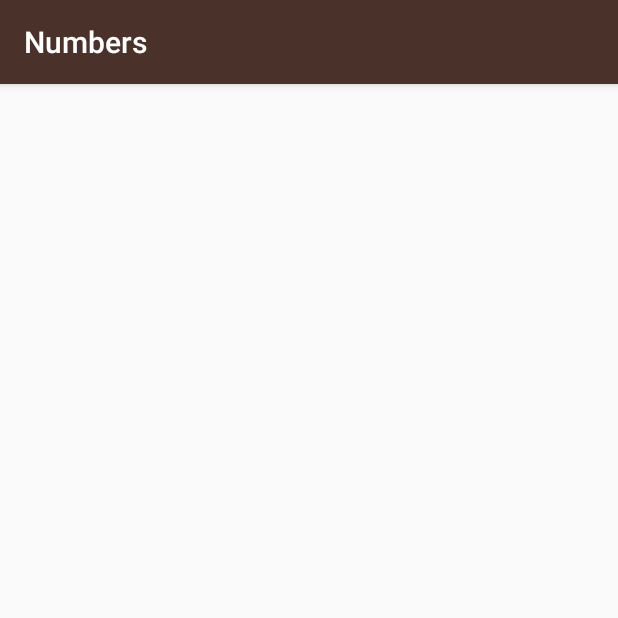
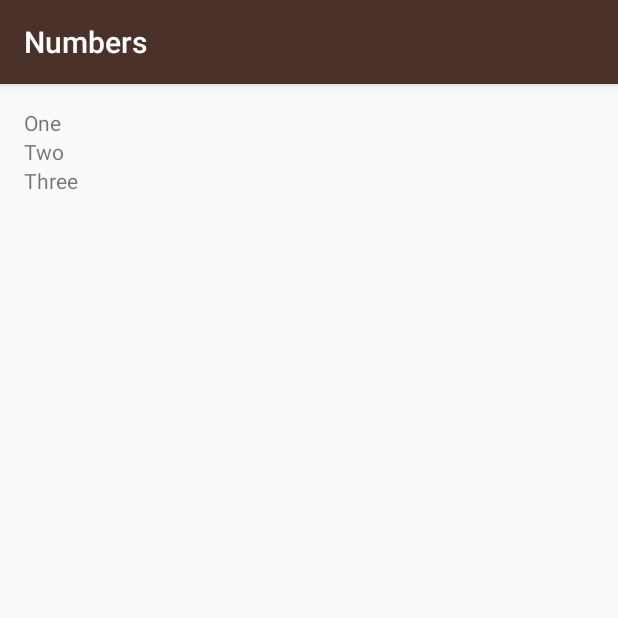
Before and after one commit to ordepcleumas/ud839_Miwok, an Android app: the NumbersActivity screen opened directly, with no data from a screen before it, on a phone screen of 412 x 824 dp, the top half of it. Run offline under Robolectric (Android 15) with nearby library versions, the phone set to English and light mode, and no system bars.

Commit message:
Add Text Views to the Layout Based on the List

```diff
--- a/app/src/main/java/com/example/android/miwok/NumbersActivity.java
+++ b/app/src/main/java/com/example/android/miwok/NumbersActivity.java
@@ -2,7 +2,10 @@
 
 import android.os.Bundle;
 import android.support.v7.app.AppCompatActivity;
-import android.util.Log;
+import android.widget.LinearLayout;
+import android.widget.TextView;
+
+import java.util.ArrayList;
 
 public class NumbersActivity extends AppCompatActivity {
 
@@ -11,29 +14,36 @@
         super.onCreate(savedInstanceState);
         setContentView(R.layout.activity_numbers);
 
-        String[] words = new String[10];
-        words[0] = "One";
-        words[1] = "Two";
-        words[2] = "Three";
-        words[3] = "Four";
-        words[4] = "Five";
-        words[5] = "Six";
-        words[6] = "Seven";
-        words[7] = "Eight";
-        words[8] = "Nine";
-        words[9] = "Ten";
+        ArrayList<String> words = new ArrayList<String>();
+        words.add("One");
+        words.add("Two");
+        words.add("Three");
+        words.add("Four");
+        words.add("Five");
+        words.add("Six");
+        words.add("Seven");
+        words.add("Eight");
+        words.add("Nine");
+        words.add("Ten");
 
-        // Verify the contents of the array by printing out each array element to the logs
-        Log.v("NumbersActivity", "Word at index 0: " + words[0]);
-        Log.v("NumbersActivity", "Word at index 1: " + words[1]);
-        Log.v("NumbersActivity", "Word at index 2: " + words[2]);
-        Log.v("NumbersActivity", "Word at index 3: " + words[3]);
-        Log.v("NumbersActivity", "Word at index 4: " + words[4]);
-        Log.v("NumbersActivity", "Word at index 5: " + words[5]);
-        Log.v("NumbersActivity", "Word at index 6: " + words[6]);
-        Log.v("NumbersActivity", "Word at index 7: " + words[7]);
-        Log.v("NumbersActivity", "Word at index 8: " + words[8]);
-        Log.v("NumbersActivity", "Word at index 9: " + words[9]);
+        LinearLayout rootView = (LinearLayout) findViewById(R.id.rootView);
+
+        int index = 0;
+
+        TextView wordView = new TextView(this);//this is NumberActivity context
+        wordView.setText(words.get(index));
+        rootView.addView(wordView);
+
+        index = index + 1;
+
+        TextView wordView2 = new TextView(this);//this is NumberActivity context
+        wordView2.setText(words.get(index));
+        rootView.addView(wordView2);
+        index = index + 1;
+
+        TextView wordView3 = new TextView(this);//this is NumberActivity context
+        wordView3.setText(words.get(index));
+        rootView.addView(wordView3);
 
     }
 }
--- a/app/src/main/res/layout/activity_numbers.xml
+++ b/app/src/main/res/layout/activity_numbers.xml
@@ -1,12 +1,14 @@
 <?xml version="1.0" encoding="utf-8"?>
-<RelativeLayout xmlns:android="http://schemas.android.com/apk/res/android"
+<LinearLayout xmlns:android="http://schemas.android.com/apk/res/android"
     xmlns:tools="http://schemas.android.com/tools"
+    android:id="@+id/rootView"
     android:layout_width="match_parent"
     android:layout_height="match_parent"
+    android:orientation="vertical"
     android:paddingBottom="@dimen/activity_vertical_margin"
     android:paddingLeft="@dimen/activity_horizontal_margin"
     android:paddingRight="@dimen/activity_horizontal_margin"
     android:paddingTop="@dimen/activity_vertical_margin"
     tools:context="com.example.android.miwok.NumbersActivity">
 
-</RelativeLayout>
+</LinearLayout>
```
